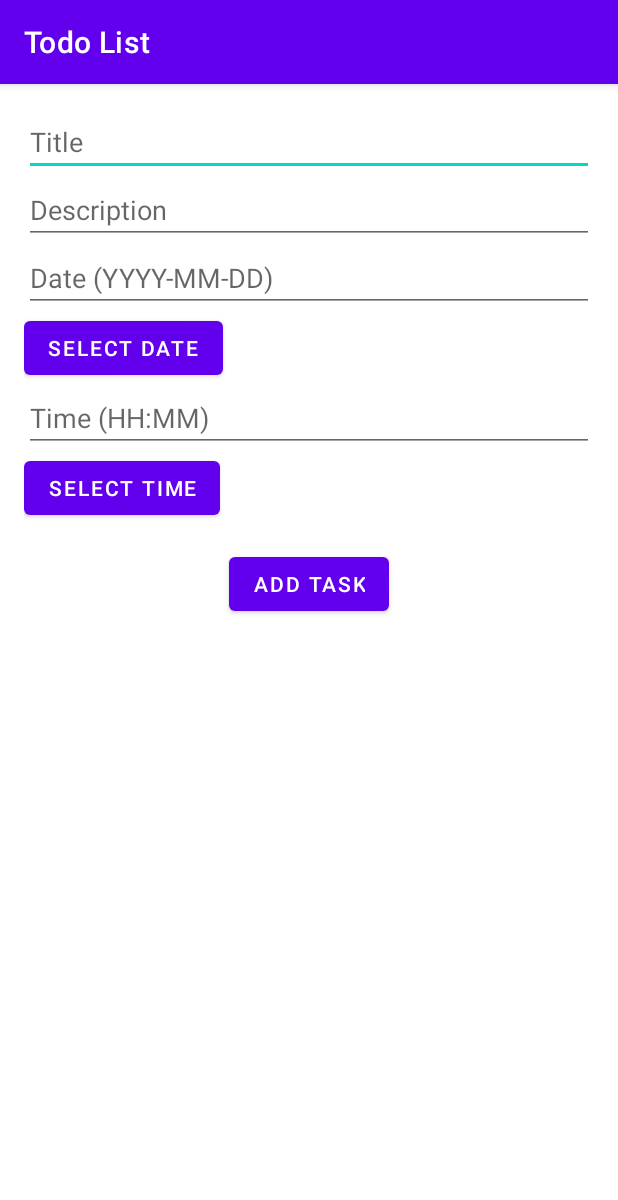
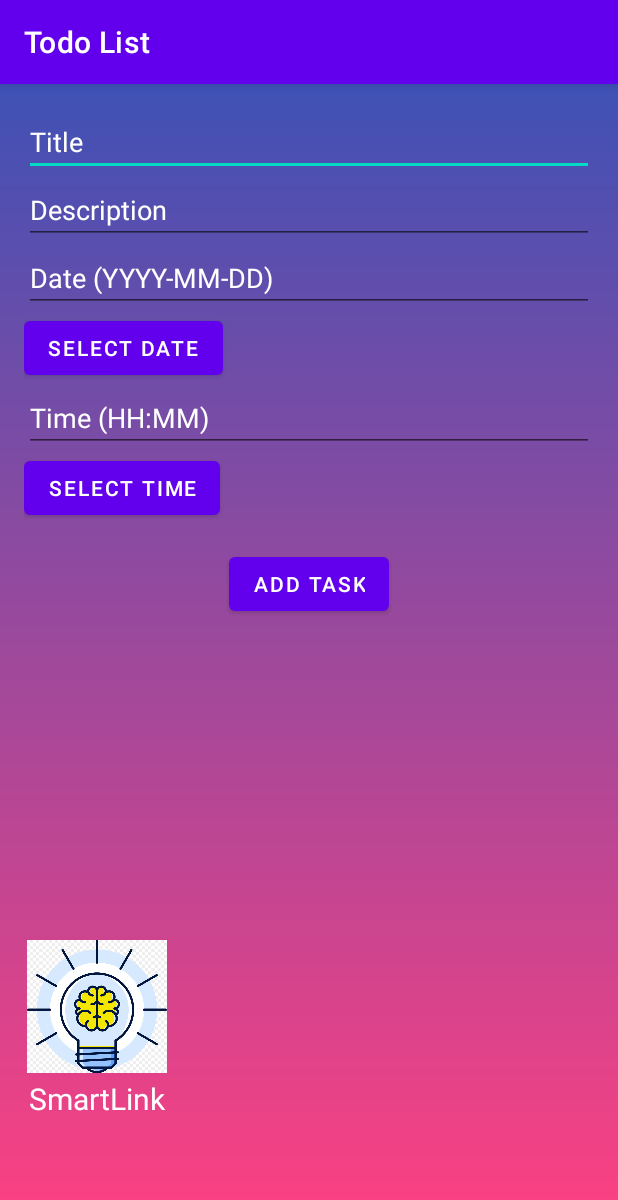
Before and after one commit to aleksandarMilos/FinalProject, an Android app: the ToDoList screen opened directly, with no data from a screen before it, on a phone screen of 412 x 824 dp. Shown: the top 1200 px of the screen. Run offline under Robolectric (Android 15) with nearby library versions, the phone set to English and light mode, and no system bars; our stand-ins replace Room's generated code.

Commit message:
Changed the UI of Todo page, added logo and background colour too

```diff
--- a/app/src/main/res/layout/todolist.xml
+++ b/app/src/main/res/layout/todolist.xml
@@ -2,9 +2,20 @@
 <RelativeLayout xmlns:android="http://schemas.android.com/apk/res/android"
     android:layout_width="match_parent"
     android:layout_height="match_parent"
+    android:background="@drawable/gradient_background"
     xmlns:tools="http://schemas.android.com/tools"
     xmlns:app="http://schemas.android.com/apk/res-auto"
     tools:context=".ToDoList">
+
+    <ImageView
+        android:id="@+id/imageView3"
+        android:layout_width="93dp"
+        android:layout_height="90dp"
+        android:layout_alignParentStart="true"
+        android:layout_alignParentBottom="true"
+        android:layout_marginStart="18dp"
+        android:layout_marginBottom="108dp"
+        app:srcCompat="@drawable/brain_logo" />
 
     <LinearLayout
         android:id="@+id/input_layout"
@@ -17,19 +28,25 @@
             android:id="@+id/title_input"
             android:layout_width="match_parent"
             android:layout_height="wrap_content"
-            android:hint="Title" />
+            android:hint="Title"
+            android:textColorHint="@color/white"
+            android:textColor="@color/white"/>
 
         <EditText
             android:id="@+id/description_input"
             android:layout_width="match_parent"
             android:layout_height="wrap_content"
-            android:hint="Description" />
+            android:hint="Description"
+            android:textColorHint="@color/white"
+            android:textColor="@color/white"/>
 
         <EditText
             android:id="@+id/date_input"
             android:layout_width="match_parent"
             android:layout_height="wrap_content"
-            android:hint="Date (YYYY-MM-DD)" />
+            android:hint="Date (YYYY-MM-DD)"
+            android:textColorHint="@color/white"
+            android:textColor="@color/white"/>
 
         <Button
             android:id="@+id/date_button"
@@ -44,7 +61,9 @@
             android:id="@+id/time_input"
             android:layout_width="match_parent"
             android:layout_height="wrap_content"
-            android:hint="Time (HH:MM)" />
+            android:hint="Time (HH:MM)"
+            android:textColorHint="@color/white"
+            android:textColor="@color/white"/>
 
         <Button
             android:id="@+id/time_button"
@@ -72,4 +91,16 @@
         android:layout_below="@+id/add_button"
         android:layout_marginTop="16dp" />
 
+    <TextView
+        android:id="@+id/textView2"
+        android:layout_width="112dp"
+        android:layout_height="46dp"
+        android:layout_alignParentStart="true"
+        android:layout_alignParentBottom="true"
+        android:layout_marginStart="19dp"
+        android:layout_marginBottom="59dp"
+        android:text="SmartLink"
+        android:textColor="@color/white"
+        android:textSize="20dp" />
+
 </RelativeLayout>
```
